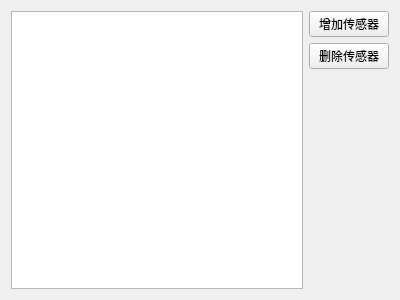
Qt form FBGsensor/sensorinfowidget.ui (gao5254/FBGsensor) before a commit.
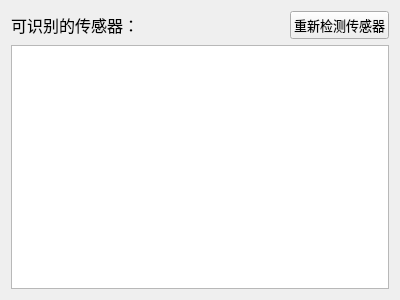
The same form after that commit.

```diff
--- a/FBGsensor/sensorinfowidget.ui
+++ b/FBGsensor/sensorinfowidget.ui
@@ -19,41 +19,51 @@
   <property name="windowTitle">
    <string>sensorInfoWidget</string>
   </property>
-  <layout class="QHBoxLayout" name="horizontalLayout">
+  <layout class="QVBoxLayout" name="verticalLayout">
    <item>
-    <widget class="QTableView" name="sensorInfoView"/>
-   </item>
-   <item>
-    <layout class="QVBoxLayout" name="verticalLayout">
+    <layout class="QHBoxLayout" name="horizontalLayout">
      <item>
-      <widget class="QPushButton" name="sensorAddBtn">
-       <property name="text">
-        <string>增加传感器</string>
+      <widget class="QLabel" name="label">
+       <property name="font">
+        <font>
+         <pointsize>12</pointsize>
+        </font>
        </property>
-      </widget>
-     </item>
-     <item>
-      <widget class="QPushButton" name="sensorDeleteBtn">
        <property name="text">
-        <string>删除传感器</string>
+        <string>可识别的传感器：</string>
        </property>
       </widget>
      </item>
      <item>
-      <spacer name="verticalSpacer">
+      <spacer name="horizontalSpacer">
        <property name="orientation">
-        <enum>Qt::Vertical</enum>
+        <enum>Qt::Horizontal</enum>
        </property>
        <property name="sizeHint" stdset="0">
         <size>
-         <width>20</width>
-         <height>40</height>
+         <width>40</width>
+         <height>20</height>
         </size>
        </property>
       </spacer>
      </item>
+     <item>
+      <widget class="QPushButton" name="sensorDetectBtn">
+       <property name="font">
+        <font>
+         <pointsize>10</pointsize>
+        </font>
+       </property>
+       <property name="text">
+        <string>重新检测传感器</string>
+       </property>
+      </widget>
+     </item>
     </layout>
    </item>
+   <item>
+    <widget class="QTableView" name="sensorInfoView"/>
+   </item>
   </layout>
  </widget>
  <layoutdefault spacing="6" margin="11"/>
```
